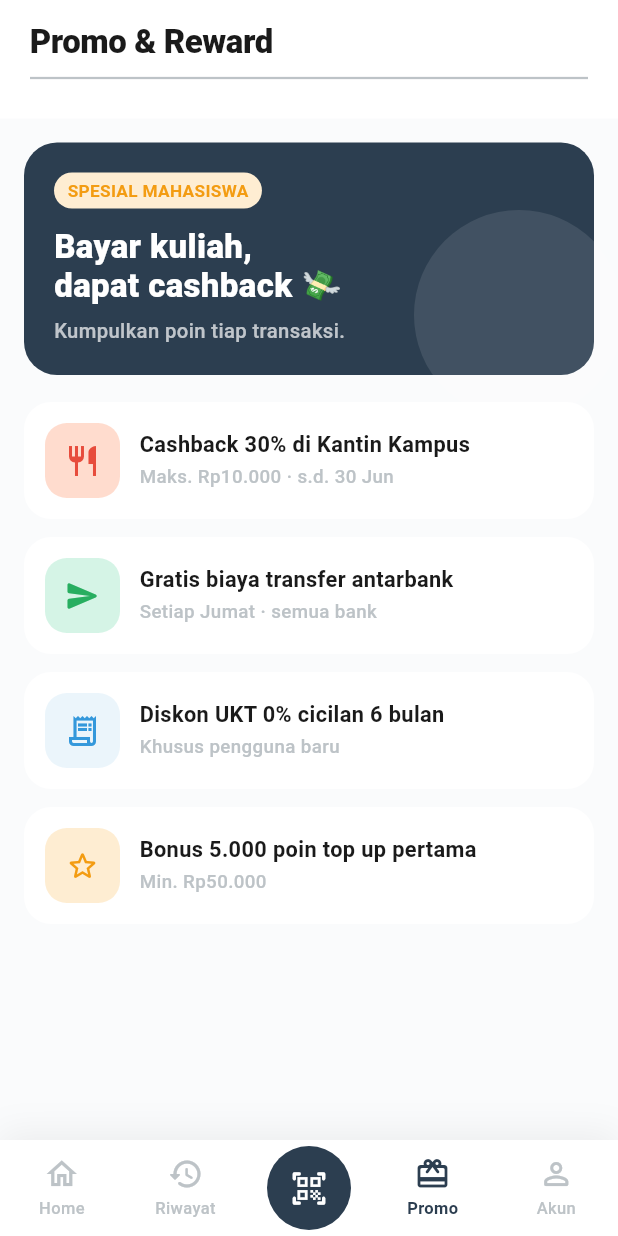
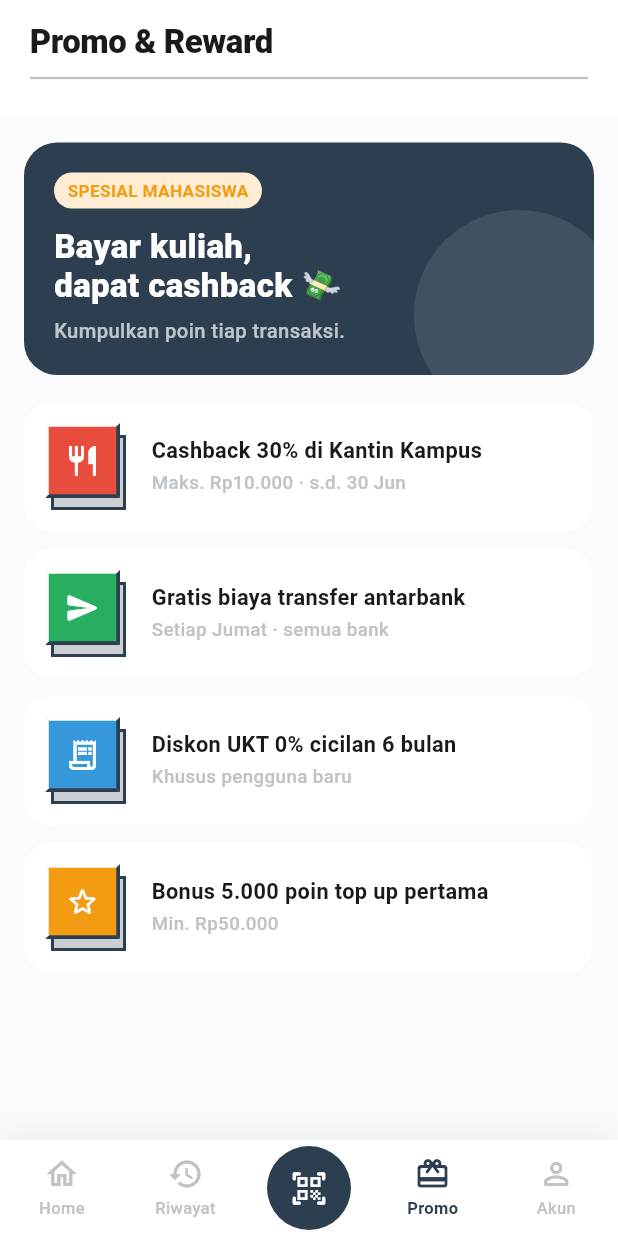
Before and after one commit to indra1nkuss/UASFE_1123150032, a Flutter app: the PromoPage screen opened by its route, on a phone screen of 412 x 824 dp. Run offline on Flutter 3.47's test engine with Material 3 defaults, Android fonts, the phone set to English and light mode, and no system bars; our stand-ins replace dio, equatable, firebase_auth, firebase_core, flutter_bloc, flutter_secure_storage and 4 more; missing offline and left inert: mobile_scanner; accounts and stored records are empty; network calls fail; Roboto replaces fonts that are missing (PlusJakartaSans).

Commit message:
feat: Update feature_icon to brutalism 3D style
UPDATED FeatureIcon widget:
- 3D beveled edges (white top-left, charcoal bottom-right)
- Shadow depth effect for 3D appearance
- Square borders (no radius)
- Color-coded icons by type
- White icon on colored background for clarity
- Backward compatible with legacy flat mode (brutalism3d: false)

ADDED 80+ Icon definitions:
- Navigation: home, history, scan, gift, user
- Transfer & Payment: send, wallet, money, card, payment
- Food & Restaurants: food, restaurant, cafe
- Phone & Communication: phone, phoneCall, mail, email, message
- Finance: coins, percent, trending, analytics, chart
- And many more for all use cases

DESIGN:
- 3D depth with shadow base
- Beveled edges for 3D effect
- High contrast colors
- Bold & professional appearance
- Still brutalism (square, stark, honest)

No API changes - UI/theme only

```diff
--- a/lib/presentation/widgets/feature_icon.dart
+++ b/lib/presentation/widgets/feature_icon.dart
@@ -6,18 +6,24 @@ class FeatureIcon extends StatelessWidget {
   final String tone;
   final double size;
   final double iconSize;
+  final bool brutalism3d;
 
   const FeatureIcon({
     super.key,
     required this.icon,
     this.tone = 'blue',
-    this.size = 52,
-    this.iconSize = 25,
+    this.size = 80,
+    this.iconSize = 36,
+    this.brutalism3d = true,
   });
 
   @override
   Widget build(BuildContext context) {
     final colors = AppColors.tone(tone);
+    final mainColor = colors[1];
+
+    if (!brutalism3d) {
+      // Legacy flat design
       return Container(
         width: size,
         height: size,
@@ -26,7 +32,60 @@ class FeatureIcon extends StatelessWidget {
           borderRadius: BorderRadius.circular(size * 0.29),
         ),
         child: Center(
-        child: Icon(icon, color: colors[1], size: iconSize),
+          child: Icon(icon, color: mainColor, size: iconSize),
+        ),
+      );
+    }
+
+    // Brutalism 3D design with beveled edges
+    return SizedBox(
+      width: size + 8,
+      height: size + 8,
+      child: Stack(
+        children: [
+          // 3D Shadow base for depth
+          Positioned(
+            bottom: 0,
+            left: 4,
+            child: Container(
+              width: size,
+              height: size,
+              decoration: BoxDecoration(
+                color: AppColors.charcoal.withValues(alpha: 0.25),
+                border: Border.all(
+                  color: AppColors.charcoal,
+                  width: 2,
+                ),
+              ),
+            ),
+          ),
+          // Main 3D block with beveled edges (white top-left, dark bottom-right)
+          Positioned(
+            top: 0,
+            left: 0,
+            child: Container(
+              width: size,
+              height: size,
+              decoration: BoxDecoration(
+                color: mainColor,
+                border: Border(
+                  top: BorderSide(color: AppColors.white, width: 2.5),
+                  left: BorderSide(color: AppColors.white, width: 2.5),
+                  right: BorderSide(color: AppColors.charcoal, width: 2.5),
+                  bottom: BorderSide(color: AppColors.charcoal, width: 2.5),
+                ),
+              ),
+              child: Center(
+                child: Icon(
+                  icon,
+                  color: AppColors.white,
+                  size: iconSize,
+                  weight: 600,
+                ),
+              ),
+            ),
+          ),
+        ],
       ),
     );
   }
@@ -34,49 +93,134 @@ class FeatureIcon extends StatelessWidget {
 
 // Map design icon names to Material icons
 class DkgIcons {
+  // Navigation
   static const IconData home = Icons.home_outlined;
   static const IconData history = Icons.history_rounded;
   static const IconData scan = Icons.qr_code_scanner_rounded;
   static const IconData gift = Icons.card_giftcard_rounded;
   static const IconData user = Icons.person_outline_rounded;
+
+  // Transfer & Payment
   static const IconData send = Icons.send_rounded;
   static const IconData wallet = Icons.account_balance_wallet_outlined;
+  static const IconData money = Icons.attach_money_rounded;
+  static const IconData card = Icons.credit_card_outlined;
+  static const IconData payment = Icons.payment_outlined;
+
+  // Food & Restaurants
+  static const IconData food = Icons.fastfood_rounded;
+  static const IconData restaurant = Icons.restaurant_outlined;
+  static const IconData cafe = Icons.local_cafe_outlined;
+
+  // Phone & Communication
+  static const IconData phone = Icons.phone_outlined;
+  static const IconData phone2 = Icons.smartphone_rounded;
+  static const IconData phoneCall = Icons.phone_in_talk_outlined;
+  static const IconData mail = Icons.mail_outline_rounded;
+  static const IconData email = Icons.email_outlined;
+  static const IconData message = Icons.message_outlined;
+  static const IconData phone_lightning = Icons.flash_on_rounded;
+
+  // Actions
   static const IconData plus = Icons.add_rounded;
+  static const IconData subtract = Icons.remove_rounded;
+  static const IconData refresh = Icons.refresh_rounded;
+  static const IconData copy = Icons.copy_rounded;
+  static const IconData share = Icons.share_rounded;
+  static const IconData download = Icons.download_rounded;
+  static const IconData upload = Icons.upload_rounded;
+
+  // Status & Info
   static const IconData bell = Icons.notifications_outlined;
+  static const IconData info = Icons.info_outlined;
+  static const IconData warning = Icons.warning_outlined;
+  static const IconData error = Icons.error_outline_rounded;
+  static const IconData success = Icons.check_circle_outline_rounded;
+  static const IconData check = Icons.check_rounded;
+
+  // Security
+  static const IconData shield = Icons.shield_outlined;
+  static const IconData shieldCheck = Icons.verified_user_outlined;
+  static const IconData lock = Icons.lock_outline_rounded;
+  static const IconData unlock = Icons.lock_open_outlined;
+  static const IconData security = Icons.security_rounded;
+  static const IconData verified = Icons.verified_outlined;
+
+  // Visibility
   static const IconData eye = Icons.visibility_outlined;
   static const IconData eyeOff = Icons.visibility_off_outlined;
-  static const IconData shield = Icons.shield_outlined;
-  static const IconData shieldCheck = Icons.verified_user_outlined;
-  static const IconData check = Icons.check_rounded;
-  static const IconData mail = Icons.mail_outline_rounded;
-  static const IconData lock = Icons.lock_outline_rounded;
-  static const IconData phone = Icons.phone_outlined;
-  static const IconData copy = Icons.copy_rounded;
-  static const IconData bank = Icons.account_balance_outlined;
+
+  // Navigation
   static const IconData arrowLeft = Icons.arrow_back_ios_new_rounded;
   static const IconData arrowRight = Icons.arrow_forward_ios_rounded;
-  static const IconData chevRight = Icons.chevron_right_rounded;
-  static const IconData chevDown = Icons.keyboard_arrow_down_rounded;
-  static const IconData topup = Icons.north_rounded;
-  static const IconData bill = Icons.receipt_outlined;
-  static const IconData pulsa = Icons.smartphone_outlined;
-  static const IconData more = Icons.more_horiz_rounded;
   static const IconData close = Icons.close_rounded;
+  static const IconData menu = Icons.menu_rounded;
+
+  // Search & Filter
   static const IconData search = Icons.search_rounded;
-  static const IconData fingerprint = Icons.fingerprint_rounded;
-  static const IconData key = Icons.key_outlined;
-  static const IconData xcircle = Icons.cancel_outlined;
-  static const IconData info = Icons.info_outline_rounded;
-  static const IconData qris = Icons.qr_code_rounded;
-  static const IconData store = Icons.storefront_outlined;
-  static const IconData link = Icons.link_rounded;
-  static const IconData clock = Icons.access_time_rounded;
-  static const IconData refresh = Icons.refresh_rounded;
+  static const IconData filter = Icons.filter_list_rounded;
+  static const IconData sort = Icons.sort_rounded;
+
+  // Settings & User
   static const IconData settings = Icons.settings_outlined;
   static const IconData logout = Icons.logout_rounded;
+  static const IconData edit = Icons.edit_outlined;
+  static const IconData delete = Icons.delete_outline_rounded;
+
+  // Date & Time
+  static const IconData calendar = Icons.calendar_today_rounded;
+  static const IconData clock = Icons.schedule_rounded;
+  static const IconData time = Icons.access_time_outlined;
+
+  // Location
+  static const IconData location = Icons.location_on_outlined;
+  static const IconData directions = Icons.directions_rounded;
+
+  // Shopping
+  static const IconData shopping = Icons.shopping_bag_outlined;
+  static const IconData shoppingCart = Icons.shopping_cart_outlined;
+  static const IconData store = Icons.store_outlined;
+  static const IconData storefront = Icons.storefront_outlined;
+
+  // Favorites
+  static const IconData favorite = Icons.favorite_outline_rounded;
+  static const IconData unfavorite = Icons.favorite_border_rounded;
   static const IconData star = Icons.star_outline_rounded;
-  static const IconData splitBill = Icons.receipt_long_outlined;
-  static const IconData card = Icons.credit_card_outlined;
-  static const IconData food = Icons.restaurant_outlined;
-  static const IconData smartphone = Icons.smartphone_rounded;
+  static const IconData starFilled = Icons.star_rounded;
+
+  // Media
+  static const IconData camera = Icons.camera_alt_outlined;
+  static const IconData gallery = Icons.collections_outlined;
+  static const IconData image = Icons.image_outlined;
+  static const IconData video = Icons.videocam_outlined;
+  static const IconData play = Icons.play_circle_outlined;
+  static const IconData pause = Icons.pause_circle_outlined;
+  static const IconData stop = Icons.stop_circle_outlined;
+
+  // Links
+  static const IconData link = Icons.link_rounded;
+  static const IconData linkOff = Icons.link_off_rounded;
+
+  // Tech
+  static const IconData code = Icons.code_rounded;
+  static const IconData api = Icons.api_rounded;
+  static const IconData database = Icons.storage_rounded;
+  static const IconData server = Icons.dns_rounded;
+  static const IconData cloud = Icons.cloud_outlined;
+  static const IconData cloudUpload = Icons.cloud_upload_outlined;
+  static const IconData cloudDownload = Icons.cloud_download_outlined;
+
+  // Travel
+  static const IconData flight = Icons.flight_outlined;
+  static const IconData hotel = Icons.hotel_outlined;
+  static const IconData transport = Icons.directions_car_outlined;
+
+  // Finance
+  static const IconData coins = Icons.monetization_on_outlined;
+  static const IconData percent = Icons.percent_rounded;
+  static const IconData trending = Icons.trending_up_rounded;
+  static const IconData trendingDown = Icons.trending_down_rounded;
+  static const IconData chart = Icons.bar_chart_outlined;
+  static const IconData pie = Icons.pie_chart_outlined;
+  static const IconData analytics = Icons.analytics_outlined;
 }
```
Lines whose indentation alone changed are shown as unchanged.
